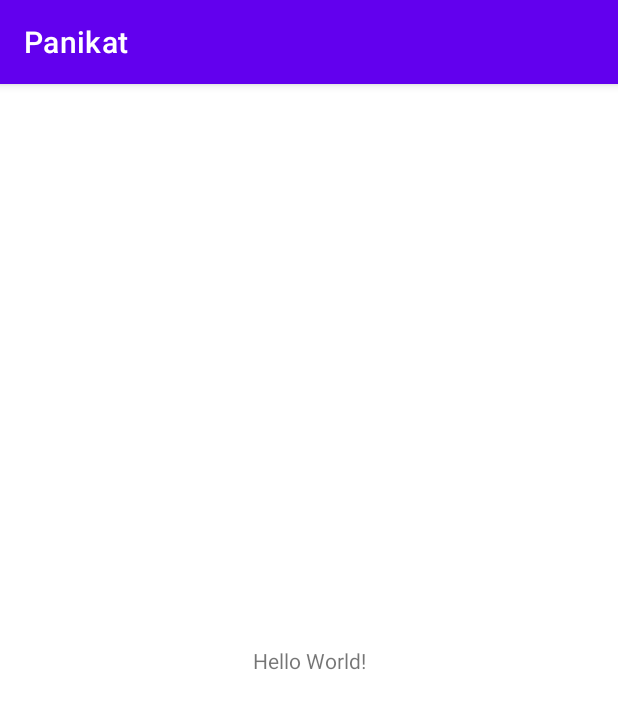
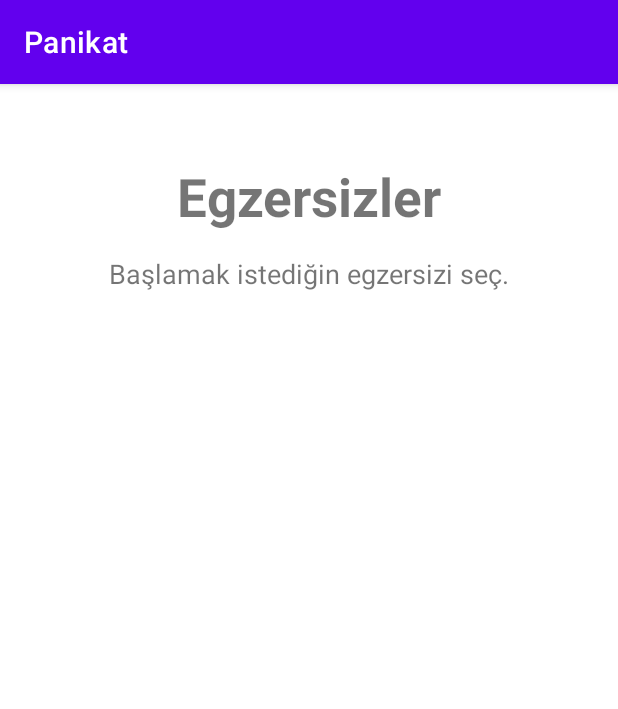
Before and after one commit to TuranBurakk/Panikat, an Android app: the screen it shows after launch (MainActivity), on a phone screen of 412 x 824 dp. Shown: the top 709 px of the screen. Run offline under Robolectric (Android 15) with nearby library versions, the phone set to English and light mode, and no system bars.

Commit message:
[HomeScreen][Created design and logic]

```diff
--- /dev/null
+++ b/app/src/main/java/com/infos/panikat/ui/HomeAdapter.kt
@@ -0,0 +1,31 @@
+package com.infos.panikat.ui
+
+import android.view.LayoutInflater
+import android.view.ViewGroup
+import androidx.recyclerview.widget.RecyclerView
+import com.infos.panikat.data.cardData
+import com.infos.panikat.databinding.CardRowBinding
+
+class HomeAdapter : RecyclerView.Adapter<HomeAdapter.CardHolder>() {
+    private var list = emptyList<cardData>()
+
+    class CardHolder(val binding : CardRowBinding): RecyclerView.ViewHolder(binding.root) {
+
+    }
+
+    override fun onCreateViewHolder(parent: ViewGroup, viewType: Int): CardHolder {
+        val binding = CardRowBinding.inflate(LayoutInflater.from(parent.context),parent,false)
+        return CardHolder(binding)
+    }
+
+    override fun onBindViewHolder(holder: CardHolder, position: Int) {
+
+    }
+
+    override fun getItemCount() = list.size
+
+    fun setData(newList: List<cardData>) {
+        list = newList
+        notifyDataSetChanged()
+    }
+}
--- a/app/src/main/java/com/infos/panikat/ui/HomeFragment.kt
+++ b/app/src/main/java/com/infos/panikat/ui/HomeFragment.kt
@@ -5,6 +5,7 @@ import androidx.fragment.app.Fragment
 import android.view.LayoutInflater
 import android.view.View
 import android.view.ViewGroup
+import androidx.recyclerview.widget.LinearLayoutManager
 import com.infos.panikat.R
 import com.infos.panikat.base.BaseFragment
 import com.infos.panikat.databinding.FragmentHomeBinding
@@ -12,8 +13,11 @@ import com.infos.panikat.databinding.FragmentHomeBinding
 
 class HomeFragment : BaseFragment<FragmentHomeBinding>(FragmentHomeBinding::inflate) {
 
+    private val adapter by lazy { HomeAdapter() }
+
     override fun onViewCreated(view: View, savedInstanceState: Bundle?) {
         super.onViewCreated(view, savedInstanceState)
-
+        binding.recyclerView.adapter = adapter
+        binding.recyclerView.layoutManager = LinearLayoutManager(requireContext())
     }
 }
--- /dev/null
+++ b/app/src/main/java/com/infos/panikat/ui/HomeViewModel.kt
@@ -0,0 +1,4 @@
+package com.infos.panikat.ui
+
+class HomeViewModel {
+}
--- /dev/null
+++ b/app/src/main/res/drawable/ic_baseline_access_time_24.xml
@@ -0,0 +1,6 @@
+<vector android:height="24dp" android:tint="#000000"
+    android:viewportHeight="24" android:viewportWidth="24"
+    android:width="24dp" xmlns:android="http://schemas.android.com/apk/res/android">
+    <path android:fillColor="@android:color/white" android:pathData="M11.99,2C6.47,2 2,6.48 2,12s4.47,10 9.99,10C17.52,22 22,17.52 22,12S17.52,2 11.99,2zM12,20c-4.42,0 -8,-3.58 -8,-8s3.58,-8 8,-8 8,3.58 8,8 -3.58,8 -8,8z"/>
+    <path android:fillColor="@android:color/white" android:pathData="M12.5,7H11v6l5.25,3.15 0.75,-1.23 -4.5,-2.67z"/>
+</vector>
--- a/app/src/main/res/layout/activity_main.xml
+++ b/app/src/main/res/layout/activity_main.xml
@@ -6,13 +6,20 @@
     android:layout_height="match_parent"
     tools:context=".MainActivity">
 
-    <TextView
-        android:layout_width="wrap_content"
-        android:layout_height="wrap_content"
-        android:text="Hello World!"
+
+    <androidx.fragment.app.FragmentContainerView
+        android:id="@+id/fragmentContainerView"
+        android:name="androidx.navigation.fragment.NavHostFragment"
+        android:layout_width="0dp"
+        android:layout_height="0dp"
+        android:layout_marginStart="1dp"
+        android:layout_marginTop="1dp"
+        android:layout_marginEnd="1dp"
+        android:layout_marginBottom="1dp"
+        app:defaultNavHost="true"
         app:layout_constraintBottom_toBottomOf="parent"
         app:layout_constraintEnd_toEndOf="parent"
         app:layout_constraintStart_toStartOf="parent"
-        app:layout_constraintTop_toTopOf="parent" />
-
+        app:layout_constraintTop_toTopOf="parent"
+        app:navGraph="@navigation/nav_graph" />
 </androidx.constraintlayout.widget.ConstraintLayout>
--- a/app/src/main/res/layout/fragment_home.xml
+++ b/app/src/main/res/layout/fragment_home.xml
@@ -1,11 +1,43 @@
 <?xml version="1.0" encoding="utf-8"?>
 <androidx.constraintlayout.widget.ConstraintLayout
     xmlns:android="http://schemas.android.com/apk/res/android"
+    xmlns:app="http://schemas.android.com/apk/res-auto"
     xmlns:tools="http://schemas.android.com/tools"
     android:layout_width="match_parent"
     android:layout_height="match_parent"
     tools:context=".ui.HomeFragment">
 
 
+    <TextView
+        android:id="@+id/title_tv"
+        android:layout_width="wrap_content"
+        android:layout_height="wrap_content"
+        android:layout_marginTop="50dp"
+        android:text="@string/egzersizler"
+        android:textSize="35sp"
+        android:textStyle="bold"
+        app:layout_constraintEnd_toEndOf="parent"
+        app:layout_constraintStart_toStartOf="parent"
+        app:layout_constraintTop_toTopOf="parent" />
 
+    <TextView
+        android:id="@+id/desc_tv"
+        android:layout_width="wrap_content"
+        android:layout_height="wrap_content"
+        android:layout_marginTop="15dp"
+        android:text="@string/home_page_desc"
+        android:textSize="18sp"
+        app:layout_constraintEnd_toEndOf="parent"
+        app:layout_constraintStart_toStartOf="parent"
+        app:layout_constraintTop_toBottomOf="@+id/title_tv" />
+
+    <androidx.recyclerview.widget.RecyclerView
+        android:id="@+id/recyclerView"
+        android:layout_width="match_parent"
+        android:layout_height="wrap_content"
+        android:layout_marginTop="20dp"
+        app:layout_constraintBottom_toBottomOf="parent"
+        app:layout_constraintEnd_toEndOf="parent"
+        app:layout_constraintStart_toStartOf="parent"
+        app:layout_constraintTop_toBottomOf="@+id/desc_tv" />
 </androidx.constraintlayout.widget.ConstraintLayout>
--- /dev/null
+++ b/app/src/main/res/navigation/nav_graph.xml
@@ -0,0 +1,13 @@
+<?xml version="1.0" encoding="utf-8"?>
+<navigation xmlns:android="http://schemas.android.com/apk/res/android"
+    xmlns:app="http://schemas.android.com/apk/res-auto"
+    xmlns:tools="http://schemas.android.com/tools"
+    android:id="@+id/nav_graph"
+    app:startDestination="@id/homeFragment">
+
+    <fragment
+        android:id="@+id/homeFragment"
+        android:name="com.infos.panikat.ui.HomeFragment"
+        android:label="fragment_home"
+        tools:layout="@layout/fragment_home" />
+</navigation>
--- /dev/null
+++ b/app/src/main/res/values-night/strings.xml
@@ -0,0 +1,4 @@
+<?xml version="1.0" encoding="utf-8"?>
+<resources>
+    <string name="home_page_desc">Başlamak istediğin egzersizi seç.</string>
+</resources>
--- a/app/src/main/res/values/colors.xml
+++ b/app/src/main/res/values/colors.xml
@@ -7,4 +7,5 @@
     <color name="teal_700">#FF018786</color>
     <color name="black">#FF000000</color>
     <color name="white">#FFFFFFFF</color>
+    <color name="chip_background_color">#3E3D3D</color>
 </resources>
--- a/app/src/main/res/values/strings.xml
+++ b/app/src/main/res/values/strings.xml
@@ -2,4 +2,7 @@
     <string name="app_name">Panikat</string>
     <!-- TODO: Remove or change this placeholder text -->
     <string name="hello_blank_fragment">Hello blank fragment</string>
+    <string name="egzersizler">Egzersizler</string>
+    <string name="home_page_desc">Başlamak istediğin egzersizi seç.</string>
+    <string name="tahmini_sure">tahmini süre</string>
 </resources>
```
Also changed, not shown: app/build.gradle (+21 -2 lines), app/src/main/java/com/infos/panikat/MainActivity.kt (+8 -0 lines), app/src/main/java/com/infos/panikat/data/cardData.kt (added, +7 -0 lines), app/src/main/res/layout/card_row.xml (added, +74 -0 lines), build.gradle (+10 -0 lines), 1 other file.
